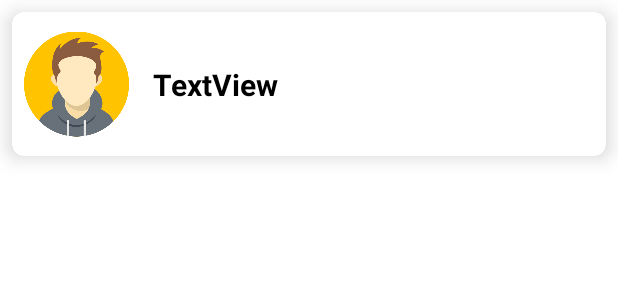
After one commit to kelysot/PerfectFitApp-Android, an Android app: the layout likes_list_row.xml on its own in the app's theme, with its tools: preview values and no code run, on a phone screen of 412 x 824 dp. The commit adds this screen. Shown: the top 300 px of the screen. Run offline under Robolectric (Android 15) with nearby library versions, the light colour scheme and no system bars.

Commit message:
Add likes list page (Fragment, viewModel, view, and row list view). Add getProfilesByUserNames functionality. Now numbers of likes changes every like.

```diff
--- a/app/src/main/java/com/example/perfectfitapp_android/RetrofitInterface.java
+++ b/app/src/main/java/com/example/perfectfitapp_android/RetrofitInterface.java
@@ -33,6 +33,7 @@ import retrofit2.http.PATCH;
 import retrofit2.http.POST;
 import retrofit2.http.Part;
 import retrofit2.http.Path;
+import retrofit2.http.Query;
 
 public interface RetrofitInterface {
 
@@ -94,6 +95,9 @@ public interface RetrofitInterface {
 
     @GET("/profile/getProfile/{userName}")
     Call<JsonElement> getProfileByUserName(@Header("authorization") String token, @Path("userName") String userName);
+
+    @GET("/profile/getProfilesByUserNames/{userNames}")
+    Call<JsonArray> getProfilesByUserNames(@Header("authorization") String token, @Path("userNames") List<String> userNames);
 
     /*--------------------------------- Post -------------------------------*/
 
--- /dev/null
+++ b/app/src/main/res/layout/likes_list_row.xml
@@ -0,0 +1,45 @@
+<?xml version="1.0" encoding="utf-8"?>
+<com.google.android.material.card.MaterialCardView xmlns:android="http://schemas.android.com/apk/res/android"
+    xmlns:app="http://schemas.android.com/apk/res-auto"
+    xmlns:tools="http://schemas.android.com/tools"
+    android:layout_width="match_parent"
+    android:layout_height="wrap_content"
+    android:layout_margin="8dp"
+    android:background="?attr/selectableItemBackground"
+    android:clickable="true"
+    app:cardBackgroundColor="@android:color/white"
+    app:cardCornerRadius="8dp"
+    app:cardElevation="8dp"
+    app:cardPreventCornerOverlap="true">
+
+    <androidx.constraintlayout.widget.ConstraintLayout
+        android:layout_width="match_parent"
+        android:layout_height="match_parent">
+
+
+        <TextView
+            android:id="@+id/likes_row_user_name"
+            android:layout_width="wrap_content"
+            android:layout_height="wrap_content"
+            android:layout_marginStart="16dp"
+            android:text="TextView"
+            android:textColor="#000000"
+            android:textSize="20sp"
+            android:textStyle="bold"
+            app:layout_constraintBottom_toBottomOf="parent"
+            app:layout_constraintStart_toEndOf="@+id/likes_row_user_img"
+            app:layout_constraintTop_toTopOf="parent" />
+
+        <ImageView
+            android:id="@+id/likes_row_user_img"
+            android:layout_width="70dp"
+            android:layout_height="80dp"
+            android:layout_marginStart="8dp"
+            android:layout_marginTop="8dp"
+            android:layout_marginBottom="8dp"
+            app:layout_constraintBottom_toBottomOf="parent"
+            app:layout_constraintStart_toStartOf="parent"
+            app:layout_constraintTop_toTopOf="parent"
+            tools:srcCompat="@drawable/avatar" />
+    </androidx.constraintlayout.widget.ConstraintLayout>
+</com.google.android.material.card.MaterialCardView>
```
Also changed, not shown: app/src/main/java/com/example/perfectfitapp_android/HomePageFragment.java (+9 -1 lines), app/src/main/java/com/example/perfectfitapp_android/likes/LikesFragment.java (added, +137 -0 lines), app/src/main/java/com/example/perfectfitapp_android/likes/LikesViewModel.java (added, +20 -0 lines), app/src/main/java/com/example/perfectfitapp_android/model/Model.java (+12 -0 lines), app/src/main/java/com/example/perfectfitapp_android/model/ModelServer/ProfileModelServer.java (+33 -0 lines), app/src/main/java/com/example/perfectfitapp_android/model/Profile.java (+7 -7 lines), app/src/main/res/layout/fragment_likes.xml (added, +18 -0 lines), app/src/main/res/navigation/nav_graph.xml (+12 -0 lines).
